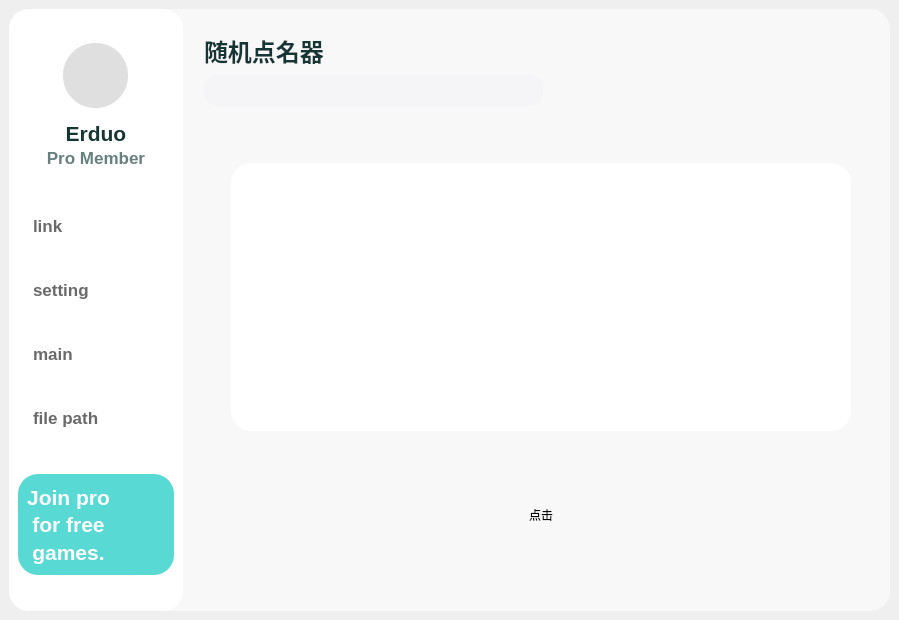
The window that main1017.ui (dfdy-yyc/RollCaller) describes before a commit, drawn with Qt 5.
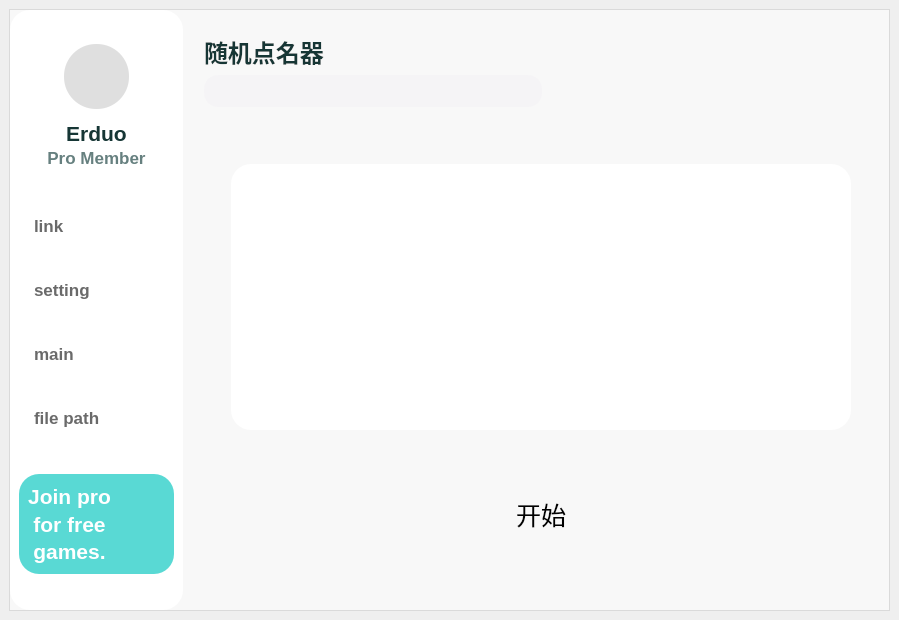
The same window after the commit. Icons and pictures are not drawn.

Patch:
```diff
--- a/main1017.ui
+++ b/main1017.ui
@@ -90,13 +90,19 @@
 </string>
   </property>
   <widget class="QWidget" name="centralwidget">
-   <layout class="QHBoxLayout" name="horizontalLayout_8">
+   <property name="styleSheet">
+    <string notr="true">Qwidge#centralwidget{
+	background-color: rgba(255, 255, 255, 150);
+	border-radius:20px;
+}</string>
+   </property>
+   <layout class="QHBoxLayout" name="horizontalLayout_3">
     <item>
      <widget class="QFrame" name="frame">
       <property name="styleSheet">
        <string notr="true">QFrame#frame{
 	background-color: rgba(255, 255, 255, 150);
-	border-radius:20px;
+
 }</string>
       </property>
       <property name="frameShape">
@@ -518,7 +524,7 @@
                  <x>0</x>
                  <y>0</y>
                  <width>780</width>
-                 <height>491</height>
+                 <height>489</height>
                 </rect>
                </property>
                <layout class="QVBoxLayout" name="verticalLayout_13">
@@ -583,6 +589,15 @@
                     <height>0</height>
                    </size>
                   </property>
+                  <property name="font">
+                   <font>
+                    <family>Agency FB</family>
+                    <pointsize>19</pointsize>
+                    <weight>50</weight>
+                    <italic>false</italic>
+                    <bold>false</bold>
+                   </font>
+                  </property>
                   <property name="cursor">
                    <cursorShape>ArrowCursor</cursorShape>
                   </property>
@@ -622,7 +637,13 @@
                    <set>Qt::ImhNone</set>
                   </property>
                   <property name="text">
-                   <string>点击</string>
+                   <string>开始</string>
+                  </property>
+                  <property name="iconSize">
+                   <size>
+                    <width>32</width>
+                    <height>32</height>
+                   </size>
                   </property>
                   <property name="autoRepeat">
                    <bool>false</bool>
```
Left out of the diff: 5 changed lines with no effect on the pictures.
